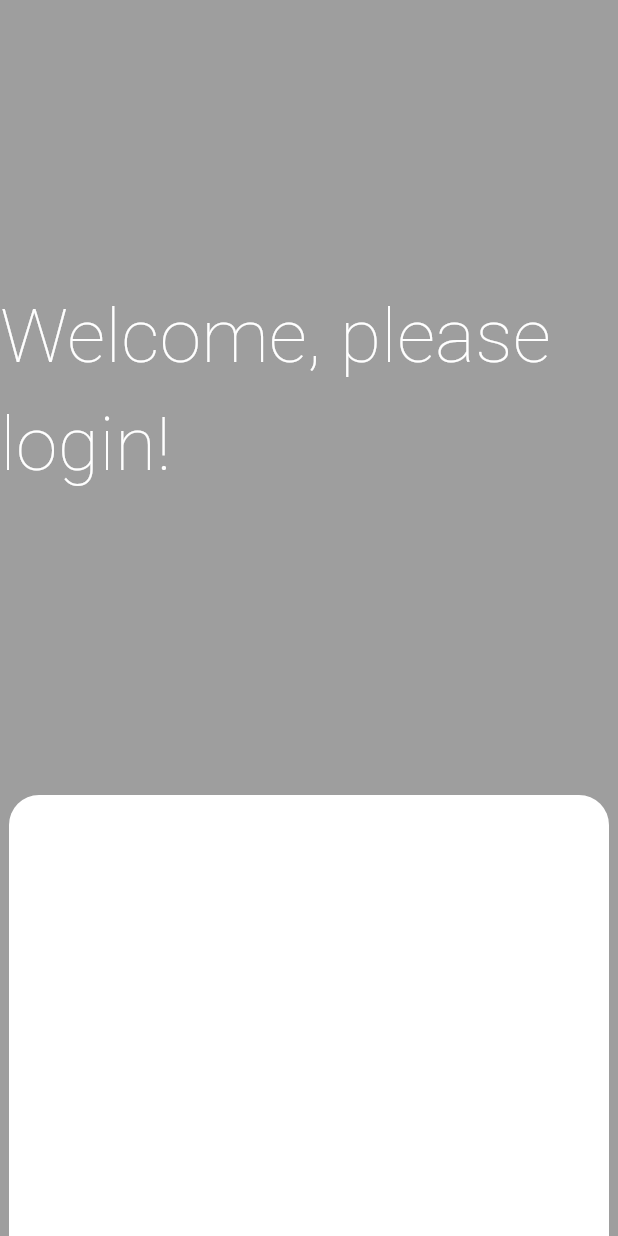
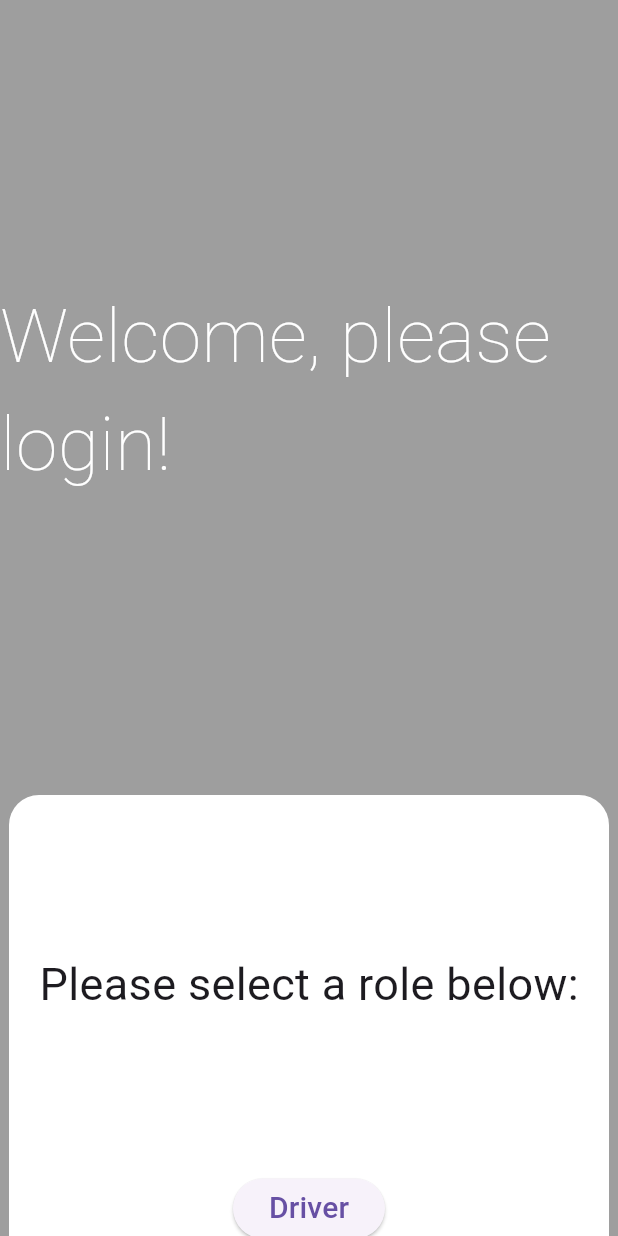
Before and after one commit to Malcolm-Shepherd/SeniorProject, a Flutter app: the screen it shows after launch, on a phone screen of 412 x 824 dp. Run offline on Flutter 3.47's test engine with Material 3 defaults, Android fonts, the phone set to English and light mode, and no system bars.

Commit message:
Role selection page
Built a temporary page to select a role and load a different page

```diff
--- a/test_app/lib/main.dart
+++ b/test_app/lib/main.dart
@@ -1,5 +1,6 @@
 import 'package:flutter/material.dart';
 import 'package:test_app/pages/login.dart';
+import 'package:test_app/pages/driver.dart';
 
 void main() {
   runApp(const MyApp());
@@ -10,7 +11,14 @@ class MyApp extends StatelessWidget {
 
   @override
   Widget build(BuildContext context) {
-    return const MaterialApp(
-        debugShowCheckedModeBanner: false, home: LoginPage());
+    return MaterialApp(
+      debugShowCheckedModeBanner: false,
+      title: "Test",
+      initialRoute: '/',
+      routes: {
+        '/': (context) => const LoginPage(),
+        '/driver': (context) => const Driver()
+      },
+    );
   }
 }
--- /dev/null
+++ b/test_app/lib/pages/driver.dart
@@ -0,0 +1,13 @@
+import 'package:flutter/material.dart';
+
+class Driver extends StatelessWidget {
+  const Driver({super.key});
+
+  @override
+  Widget build(BuildContext context) {
+    return Scaffold(
+        appBar: AppBar(
+      title: Text("Driver Page"),
+    ));
+  }
+}
--- a/test_app/lib/pages/login.dart
+++ b/test_app/lib/pages/login.dart
@@ -16,7 +16,7 @@ class LoginPage extends StatelessWidget {
               width: 600,
               height: 500,
               margin: EdgeInsets.fromLTRB(0, 10, 0, 10),
-              child: Center(
+              child: const Center(
                   child: Text(
                 "Welcome, please login!",
                 style: TextStyle(
@@ -31,6 +31,45 @@ class LoginPage extends StatelessWidget {
               margin: EdgeInsets.fromLTRB(0, 10, 0, 10),
               decoration: BoxDecoration(
                   color: Colors.white, borderRadius: BorderRadius.circular(20)),
+              child: Center(
+                child: Column(
+                    mainAxisAlignment: MainAxisAlignment.spaceEvenly,
+                    children: [
+                      const Text(
+                        "Please select a role below:",
+                        style: TextStyle(fontSize: 30),
+                      ),
+                      Column(
+                        mainAxisAlignment: MainAxisAlignment.spaceEvenly,
+                        children: [
+                          ElevatedButton(
+                            onPressed: () =>
+                                {Navigator.pushNamed(context, '/driver')},
+                            child: const Text(
+                              "Driver",
+                              style: TextStyle(fontSize: 20),
+                            ),
+                          ),
+                          ElevatedButton(
+                            onPressed: () =>
+                                {Navigator.pushNamed(context, '/driver')},
+                            child: const Text(
+                              "Notes",
+                              style: TextStyle(fontSize: 20),
+                            ),
+                          ),
+                          ElevatedButton(
+                            onPressed: () =>
+                                {Navigator.pushNamed(context, '/driver')},
+                            child: const Text(
+                              "Task Handling",
+                              style: TextStyle(fontSize: 20),
+                            ),
+                          ),
+                        ],
+                      ),
+                    ]),
+              ),
             ),
           ],
         ),
```
